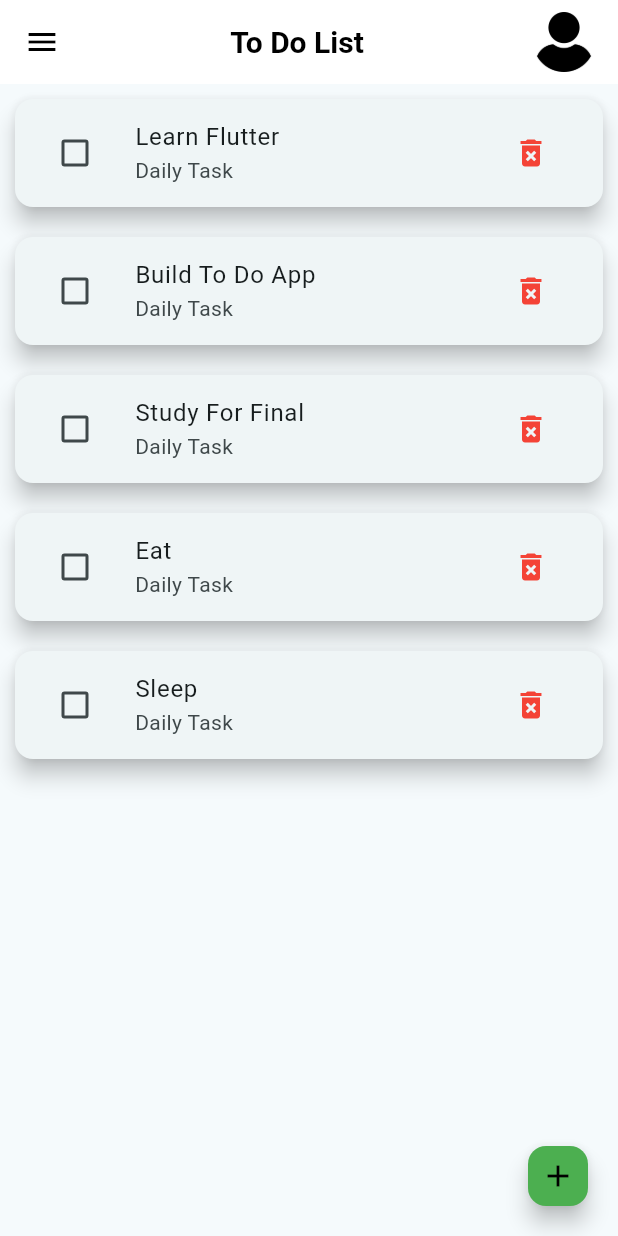
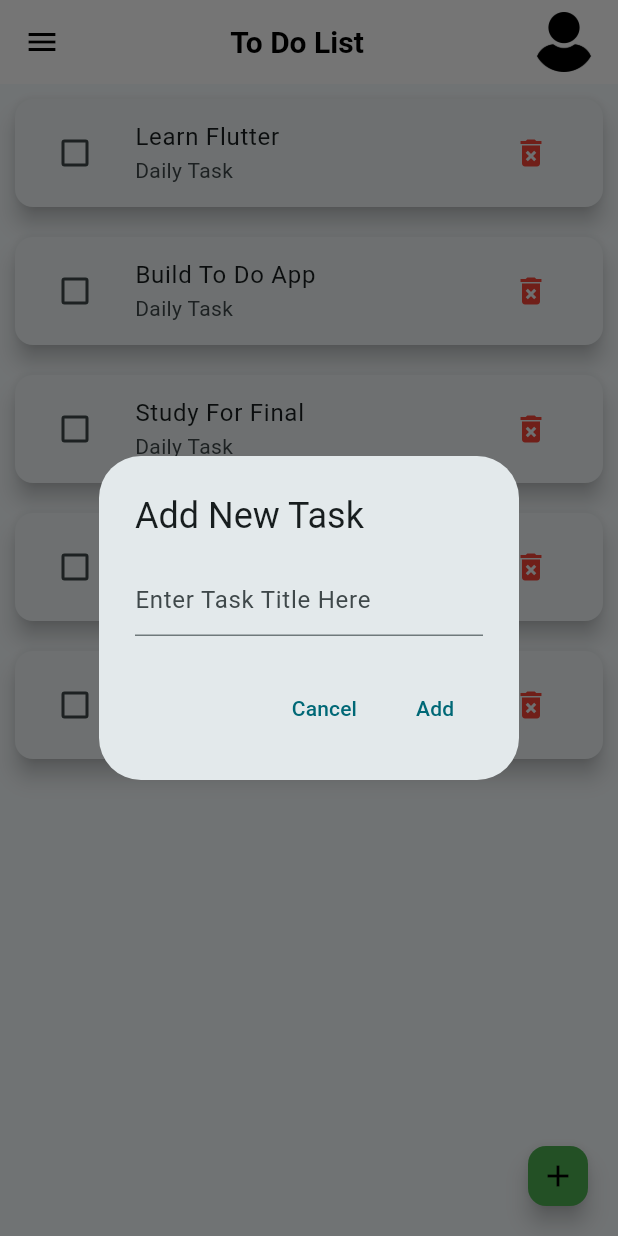
Before and after one commit to Saimur88/todo_flutter_app, a Flutter app: the screen it shows after launch, after a tap on the "add" icon, on a phone screen of 412 x 824 dp. Run offline on Flutter 3.47's test engine with Material 3 defaults, Android fonts, the phone set to English and light mode, and no system bars.

Commit message:
Added add task functionallity with dialog

```diff
--- a/lib/main.dart
+++ b/lib/main.dart
@@ -39,6 +39,39 @@ class MyHomePage extends StatefulWidget {
 }
 
 class _MyHomePageState extends State<MyHomePage> {
+  final TextEditingController _taskController = TextEditingController();
+  void _showAddTaskDialog(){
+    showDialog(
+        context: context,
+        builder: (context) => AlertDialog(
+          title: Text("Add New Task"),
+          content: TextField(
+            controller: _taskController,
+            decoration: InputDecoration(hintText: "Enter Task Title Here"),
+          ),
+          actions: [
+            TextButton(
+                onPressed: () => Navigator.pop(context),
+                child: Text("Cancel")),
+            TextButton(
+                onPressed: () {
+                  _addTask();
+                  Navigator.pop(context);
+                }, child: Text("Add"))
+          ],
+        ),
+    );
+  }
+  void _addTask(){
+    String newTaskTitle = _taskController.text;
+
+    if (newTaskTitle.isNotEmpty){
+      setState(() {
+        tasks.add(Task(title: newTaskTitle, isDone: false));
+      });
+      _taskController.clear();
+    }
+  }
 
   List<Task> tasks = [
     Task(title: 'Learn Flutter', isDone: false),
@@ -80,7 +113,7 @@ class _MyHomePageState extends State<MyHomePage> {
         ),
       ),
       floatingActionButton: FloatingActionButton.small(onPressed: () {
-        print("Add Button Clicked");
+        _showAddTaskDialog();
       },
 
         backgroundColor: Colors.green,
@@ -122,7 +155,6 @@ class _MyHomePageState extends State<MyHomePage> {
           );
         },
       ),
-
     );
   }
 }
```
Also changed, not shown: lib/prac.dart (deleted, +0 -9 lines).
